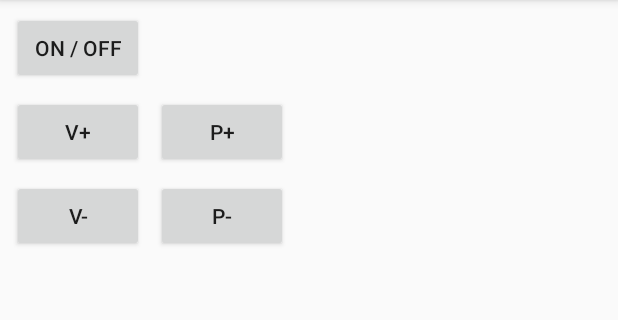
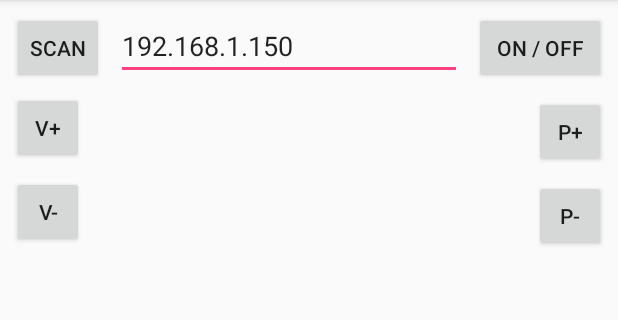
Before and after one commit to batou9150/BboxSensationRemoteControl, an Android app: the screen it shows after launch (MainActivity), on a phone screen of 412 x 824 dp, the part 84-404 px from its top. Run offline under Robolectric (Android 15) with nearby library versions, the phone set to English and light mode, and no system bars.

Commit message:
add input for ip address

```diff
--- a/app/src/main/java/fr/batoucada/bboxsensationremotecontrol/MainActivity.java
+++ b/app/src/main/java/fr/batoucada/bboxsensationremotecontrol/MainActivity.java
@@ -3,6 +3,7 @@ package fr.batoucada.bboxsensationremotecontrol;
 import android.support.v7.app.AppCompatActivity;
 import android.os.Bundle;
 import android.view.View;
+import android.widget.EditText;
 
 import java.util.ArrayList;
 
@@ -13,8 +14,6 @@ public class MainActivity extends AppCompatActivity {
         super.onCreate(savedInstanceState);
         setContentView(R.layout.activity_main);
 
-        final String ipAddress = "192.168.1.150";
-
         ArrayList<Integer> buttonIdList = new ArrayList<>();
         buttonIdList.add(R.id.b_power);
         buttonIdList.add(R.id.b_volume_down);
@@ -24,7 +23,8 @@ public class MainActivity extends AppCompatActivity {
 
         View.OnClickListener buttonOnClickListener = new View.OnClickListener() {
             public void onClick(View v) {
-                new SNMPSet(ipAddress).execute((String) v.getTag());
+                EditText editTextIpAddress = findViewById(R.id.edit_text_ip_address);
+                new SNMPSet(editTextIpAddress.getText().toString()).execute((String) v.getTag());
             }
         };
 
--- a/app/src/main/res/layout/activity_main.xml
+++ b/app/src/main/res/layout/activity_main.xml
@@ -12,24 +12,26 @@
             android:layout_width="wrap_content"
             android:layout_height="wrap_content"
             android:id="@+id/b_power"
+            android:tag='0'
+            android:layout_marginEnd="8dp"
+            android:layout_marginRight="8dp"
+            app:layout_constraintEnd_toEndOf="parent"
             app:layout_constraintTop_toTopOf="parent"
             android:layout_marginTop="8dp"
-            app:layout_constraintStart_toStartOf="parent"
-            android:layout_marginLeft="8dp"
-            android:layout_marginStart="8dp"
-            android:tag='0'/>
+            />
 
     <Button
             android:text="@string/b_volume_up_text"
             android:layout_width="wrap_content"
             android:layout_height="wrap_content"
             android:id="@+id/b_volume_up"
-            android:layout_marginTop="8dp"
-            app:layout_constraintTop_toBottomOf="@+id/b_power"
             app:layout_constraintStart_toStartOf="parent"
             android:layout_marginLeft="8dp"
             android:layout_marginStart="8dp"
-            android:tag='27'/>
+            android:tag='27'
+            android:layout_marginTop="8dp"
+            app:layout_constraintTop_toBottomOf="@+id/edit_text_ip_address"
+            style="@style/Widget.AppCompat.Button.Small"/>
 
     <Button
             android:text="@string/b_volume_down_text"
@@ -41,30 +43,61 @@
             app:layout_constraintStart_toStartOf="parent"
             android:layout_marginLeft="8dp"
             android:layout_marginStart="8dp"
-            android:tag='28'/>
+            android:tag='28'
+            style="@style/Widget.AppCompat.Button.Small"/>
 
     <Button
             android:text="@string/b_program_up_text"
             android:layout_width="wrap_content"
             android:layout_height="wrap_content"
             android:id="@+id/b_program_up"
-            app:layout_constraintStart_toEndOf="@+id/b_volume_up"
-            android:layout_marginLeft="8dp"
-            android:layout_marginStart="8dp"
             android:tag='25'
             android:layout_marginTop="8dp"
-            app:layout_constraintTop_toBottomOf="@+id/b_power"/>
+            app:layout_constraintTop_toBottomOf="@+id/b_power"
+            android:layout_marginEnd="8dp"
+            android:layout_marginRight="8dp"
+            app:layout_constraintEnd_toEndOf="parent"
+            style="@style/Widget.AppCompat.Button.Small"/>
 
     <Button
             android:text="@string/b_program_down"
             android:layout_width="wrap_content"
             android:layout_height="wrap_content"
             android:id="@+id/b_program_down"
-            app:layout_constraintStart_toEndOf="@+id/b_volume_down"
+            android:tag='26'
+            android:layout_marginTop="8dp"
+            app:layout_constraintTop_toBottomOf="@+id/b_program_up"
+            android:layout_marginEnd="8dp"
+            android:layout_marginRight="8dp"
+            app:layout_constraintEnd_toEndOf="parent"
+            style="@style/Widget.AppCompat.Button.Small"/>
+
+    <EditText
+            android:layout_width="0dp"
+            android:layout_height="wrap_content"
+            android:inputType="textPersonName"
+            android:text="@string/edit_text_ip_address_default"
+            android:ems="10"
+            android:id="@+id/edit_text_ip_address"
+            app:layout_constraintTop_toTopOf="parent"
+            android:layout_marginTop="8dp"
+            app:layout_constraintEnd_toStartOf="@+id/b_power"
+            android:layout_marginEnd="8dp"
+            android:layout_marginRight="8dp"
+            app:layout_constraintStart_toEndOf="@+id/b_search_target"
+            android:layout_marginLeft="8dp"
+            android:layout_marginStart="8dp"/>
+
+    <Button
+            android:text="@string/b_search_target_text"
+            android:layout_width="wrap_content"
+            android:layout_height="wrap_content"
+            android:id="@+id/b_search_target"
+            app:layout_constraintStart_toStartOf="parent"
             android:layout_marginLeft="8dp"
             android:layout_marginStart="8dp"
-            android:tag='26'
+            app:layout_constraintTop_toTopOf="parent"
             android:layout_marginTop="8dp"
-            app:layout_constraintTop_toBottomOf="@+id/b_program_up"/>
+            style="@style/Widget.AppCompat.Button.Small"/>
 
 </android.support.constraint.ConstraintLayout>
--- a/app/src/main/res/values/strings.xml
+++ b/app/src/main/res/values/strings.xml
@@ -5,4 +5,6 @@
     <string name="b_volume_down_text">V-</string>
     <string name="b_program_up_text">P+</string>
     <string name="b_program_down">P-</string>
+    <string name="edit_text_ip_address_default">192.168.1.150</string>
+    <string name="b_search_target_text">Scan</string>
 </resources>
```
